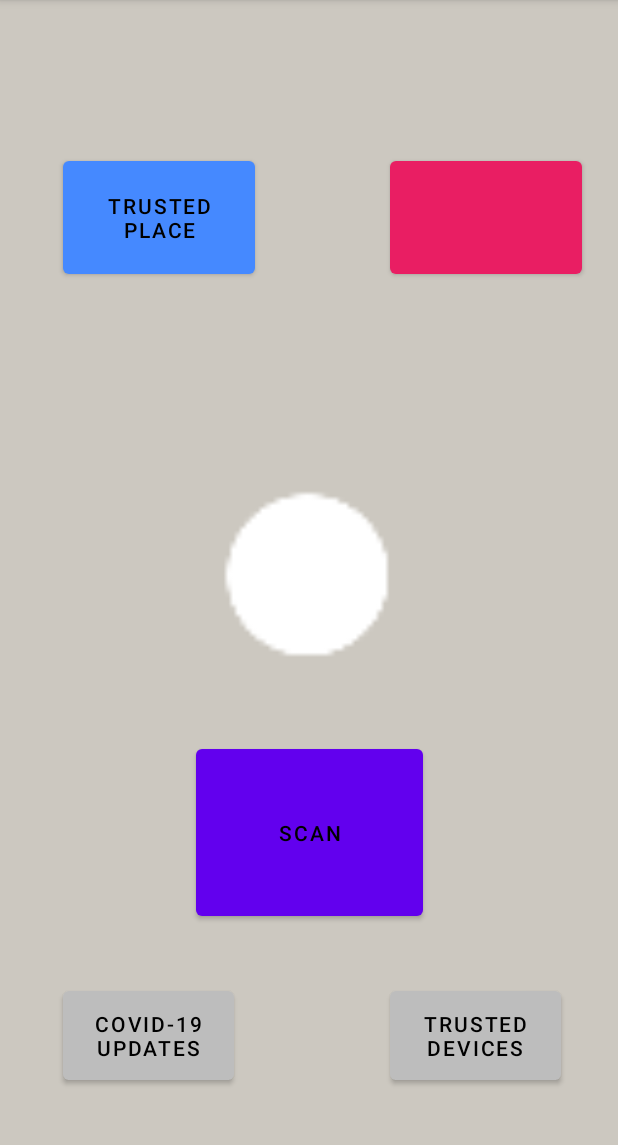
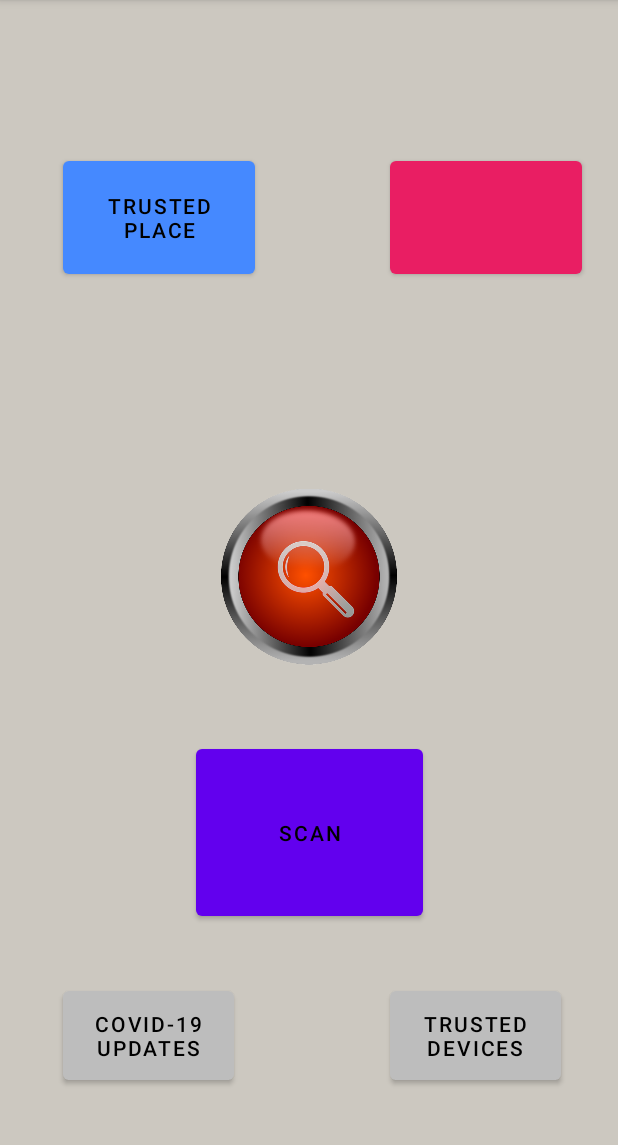
Before and after one commit to dylan96dashintha/SocialDistancingReminder, an Android app: the screen it shows after launch (MainActivity), after a tap on an icon or button, on a phone screen of 412 x 824 dp, the part 84-1229 px from its top. Run offline under Robolectric (Android 15) with nearby library versions, the phone set to English and light mode, and no system bars.

Commit message:
Image view change according to the status, trusted place btn implementation

```diff
--- a/app/src/main/java/com/example/socialdistancingreminder/Activity/MainActivity.java
+++ b/app/src/main/java/com/example/socialdistancingreminder/Activity/MainActivity.java
@@ -11,6 +11,7 @@ import android.os.Bundle;
 import android.util.Log;
 import android.view.View;
 import android.widget.Button;
+import android.widget.ImageView;
 
 import com.example.socialdistancingreminder.Model.BluetoothScan.BluetoothScan;
 import com.example.socialdistancingreminder.R;
@@ -19,8 +20,11 @@ public class MainActivity extends AppCompatActivity {
     private static final String TAG = "MainActivity";
     public BluetoothScan blueScan;
     Button pulicPlaceButton;
+    Button trustedPlaceButton;
     Button getStat;
     Button getTrustedDevices;
+    ImageView img;
+    protected Thread thread;
 
     @RequiresApi(api = Build.VERSION_CODES.M)
     @Override
@@ -34,7 +38,8 @@ public class MainActivity extends AppCompatActivity {
             Log.e(TAG,"permission");
             this.requestPermissions(new String[]{Manifest.permission.ACCESS_FINE_LOCATION, Manifest.permission.ACCESS_COARSE_LOCATION}, 1001); //Any number
         }
-        blueScan = new BluetoothScan(MainActivity.this);
+        img = (ImageView) findViewById(R.id.imageView);
+        blueScan = new BluetoothScan(MainActivity.this, img);
 
 
 // ----------TRUSTED DEVICES------------
@@ -55,7 +60,7 @@ public class MainActivity extends AppCompatActivity {
             @Override
             public void onClick(View v) {
                 //blueScan = new BluetoothScan(MainActivity.this);
-                Thread thread = new Thread(blueScan);
+                thread = new Thread(blueScan);
                 thread.start();
 
                  Log.e(TAG,"isAlive Thread : "+thread.currentThread().isAlive());
@@ -78,6 +83,15 @@ public class MainActivity extends AppCompatActivity {
             }
         });
 
+        // trusted place: stop bluetooth scanning
+        trustedPlaceButton = (Button) findViewById(R.id.trustPlaceBtn);
+
+        trustedPlaceButton.setOnClickListener(new View.OnClickListener() {
+            @Override
+            public void onClick(View v) {
+
+            }
+        });
 
 
     }
--- a/app/src/main/java/com/example/socialdistancingreminder/Model/BluetoothScan/BluetoothScan.java
+++ b/app/src/main/java/com/example/socialdistancingreminder/Model/BluetoothScan/BluetoothScan.java
@@ -8,13 +8,14 @@ import android.content.Intent;
 import android.content.IntentFilter;
 import android.os.Build;
 import android.util.Log;
-
+import android.widget.ImageView;
 import androidx.annotation.RequiresApi;
 import androidx.appcompat.app.AppCompatActivity;
 
 import com.example.socialdistancingreminder.Model.AlertDialog.AlertDialogBox;
 import com.example.socialdistancingreminder.Model.DBConnection.DBconnection;
 import com.example.socialdistancingreminder.Model.DBConnection.DeviceList;
+import com.example.socialdistancingreminder.R;
 
 import java.util.ArrayList;
 
@@ -24,13 +25,15 @@ public class BluetoothScan extends AppCompatActivity implements Runnable {
     private static boolean isFinished;
     private static DBconnection dbconnection;
     private static AlertDialogBox alertDialogBox;
+    ImageView img;
     //public boolean isAlertOpened;
     ArrayList<BluetoothDevice> foundDevices;
 
     BluetoothAdapter BTAdapter;
     @RequiresApi(api = Build.VERSION_CODES.M)
-    public BluetoothScan(Context context) {
+    public BluetoothScan(Context context, ImageView img) {
         this.context = context;
+        this.img = img;
         isFinished = true;
         dbconnection = new DBconnection(context); //DB connection
         alertDialogBox = new AlertDialogBox(context);
@@ -86,10 +89,17 @@ public class BluetoothScan extends AppCompatActivity implements Runnable {
                 int rssi = intent.getShortExtra(BluetoothDevice.EXTRA_RSSI,Short.MIN_VALUE);
                 float d = 10 ^ ((-69 - rssi)/20);
                 Log.e(TAG, "name: "+device.getName()+" Address: "+device.getAddress()+" device : RSSI: "+rssi);
-                boolean isTrusted = dbconnection.getDevice(device.getAddress());
-                if (isTrusted && !alertDialogBox.isAlertOpend()) {
+                boolean isMacUnSaved = dbconnection.getDevice(device.getAddress());
+                if (isMacUnSaved && !alertDialogBox.isAlertOpend()) {
                     alertDialogBox.setAlertOpend(true);
                     alertDialogBox.showTrustedDeviceAlertBox(device.getName(), device.getAddress(), dbconnection);
+                } else {
+                    Log.e(TAG,"come to else");
+                    boolean isTrusted = dbconnection.getUntrustedDevice(device.getAddress());
+                    if (!isTrusted) {
+                        Log.e(TAG,"Untrusted Device");
+                        img.setImageResource(R.drawable.scan1);
+                    }
                 }
                 //ArrayList<DeviceList> deviceList = dbconnection.getData();
 //                for (DeviceList trustedeDevice: deviceList) {
--- a/app/src/main/res/layout/activity_main.xml
+++ b/app/src/main/res/layout/activity_main.xml
@@ -85,7 +85,7 @@
         app:layout_constraintEnd_toEndOf="parent"
         app:layout_constraintStart_toStartOf="parent"
         app:layout_constraintTop_toTopOf="parent"
-        app:srcCompat="@drawable/scan" />
+        app:srcCompat="@drawable/scan2" />
 
 
 </androidx.constraintlayout.widget.ConstraintLayout>
```
Also changed, not shown: app/src/main/java/com/example/socialdistancingreminder/Model/DBConnection/DBconnection.java (+12 -0 lines).
